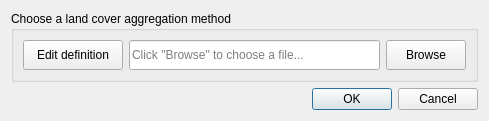
Qt form LDMP/gui/DlgLoadDataLC.ui (ConservationInternational/trends.earth) before a commit.
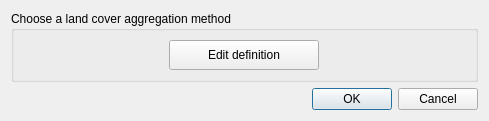
The same form after that commit.

Commit message: Nearing completion of load data dialogs.

```diff
--- a/LDMP/gui/DlgLoadDataLC.ui
+++ b/LDMP/gui/DlgLoadDataLC.ui
@@ -35,28 +35,6 @@
       <string>Choose a land cover aggregation method</string>
      </property>
      <layout class="QGridLayout" name="gridLayout_2">
-      <item row="1" column="1">
-       <widget class="QLineEdit" name="lineEdit_agg_file">
-        <property name="enabled">
-         <bool>true</bool>
-        </property>
-        <property name="minimumSize">
-         <size>
-          <width>120</width>
-          <height>30</height>
-         </size>
-        </property>
-        <property name="text">
-         <string/>
-        </property>
-        <property name="readOnly">
-         <bool>false</bool>
-        </property>
-        <property name="placeholderText">
-         <string>Click &quot;Browse&quot; to choose a file...</string>
-        </property>
-       </widget>
-      </item>
       <item row="1" column="0">
        <widget class="QPushButton" name="btn_agg_create_def">
         <property name="enabled">
@@ -68,30 +46,14 @@
           <height>30</height>
          </size>
         </property>
-        <property name="text">
-         <string>Edit definition</string>
-        </property>
-       </widget>
-      </item>
-      <item row="1" column="2">
-       <widget class="QPushButton" name="btn_agg_browse">
-        <property name="enabled">
-         <bool>true</bool>
-        </property>
-        <property name="minimumSize">
-         <size>
-          <width>0</width>
-          <height>30</height>
-         </size>
-        </property>
         <property name="maximumSize">
          <size>
-          <width>120</width>
+          <width>150</width>
           <height>16777215</height>
          </size>
         </property>
         <property name="text">
-         <string>Browse</string>
+         <string>Edit definition</string>
         </property>
        </widget>
       </item>
```
Left out of the diff: 2 changed lines with no effect on the pictures. The commit also changes 5 other files.
